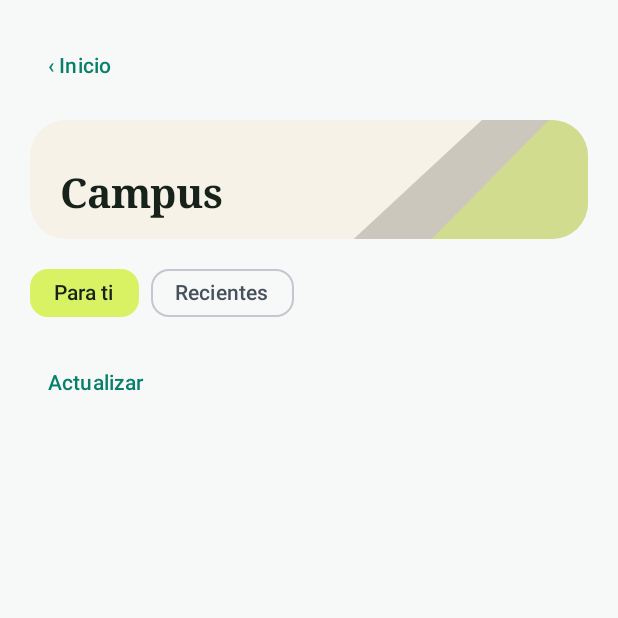
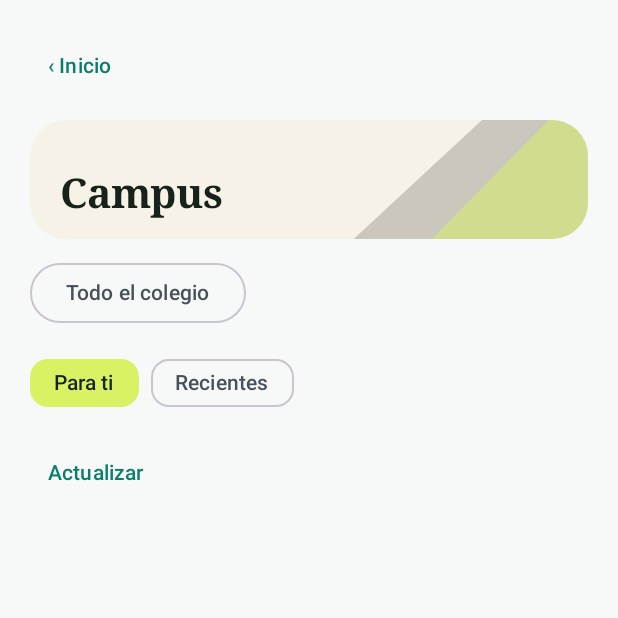
Before and after one commit to JeryBn/Proyecto-Integrador-MAIN, an Android app built with Jetpack Compose: the composable CampusFeedScreen shown on its own in the app's theme, on a phone screen of 412 x 824 dp, the top half of it. Run offline under Robolectric (Android 15) with nearby library versions, the phone set to English and light mode, and no system bars.

Commit message:
Abre canales de curso con acceso por matrícula y anuncios fijados

```diff
--- a/mobile/app/src/main/java/pe/tecsup/main/mobile/CampusFeedScreen.kt
+++ b/mobile/app/src/main/java/pe/tecsup/main/mobile/CampusFeedScreen.kt
@@ -17,24 +17,39 @@ import pe.tecsup.main.mobile.data.MainApi
 
 @Composable
 internal fun CampusFeedScreen(model:MainViewModel) {
-    val student = model.profile?.rol=="Alumno"
+    var course by rememberSaveable { mutableStateOf<Long?>(null) }
+    var pinned by rememberSaveable { mutableStateOf(false) }
+    var choosing by remember { mutableStateOf(false) }
+    val canPublish = model.profile?.rol=="Alumno" || course!=null
     var view by rememberSaveable { mutableStateOf("for-you") }
     var offset by rememberSaveable { mutableIntStateOf(0) }
     var revision by remember { mutableIntStateOf(0) }
     var draft by rememberSaveable { mutableStateOf("") }
     var removing by remember { mutableStateOf<String?>(null) }
     var posts by remember { mutableStateOf<List<MainApi.CampusPost>?>(null) }
-    LaunchedEffect(view,offset,revision) {
+    LaunchedEffect(view,offset,revision,course) {
         snapshotFlow { model.accountBusy }.first { !it }
         posts=null
-        model.loadCampus(view,offset) { posts=it }
+        model.loadCampus(view,offset,course) { posts=it }
     }
     Column(Modifier.fillMaxSize().imePadding().verticalScroll(rememberScrollState()).padding(20.dp),
         verticalArrangement=Arrangement.spacedBy(12.dp)) {
         TextButton(onClick={model.selectSection(MainSection.HOME)}) { Text("‹ Inicio") }
         CampusBanner("Campus")
+        Box {
+            OutlinedButton(onClick={choosing=true},enabled=!model.accountBusy) {
+                Text(model.agenda.courses.firstOrNull{it.id==course}?.name ?: "Todo el colegio")
+            }
+            DropdownMenu(expanded=choosing,onDismissRequest={choosing=false}) {
+                DropdownMenuItem(text={Text("Todo el colegio")},onClick={course=null;pinned=false;view="for-you";offset=0;choosing=false})
+                model.agenda.courses.forEach { entry ->
+                    DropdownMenuItem(text={Text(entry.name+(entry.placement?.let { " · "+it.section } ?: ""))},
+                        onClick={course=entry.id;pinned=false;view="for-you";offset=0;choosing=false})
+                }
+            }
+        }
         val choices = listOf("for-you" to "Para ti","recent" to "Recientes") +
-            if(student)listOf("mine" to "Mis publicaciones") else emptyList()
+            if(canPublish)listOf("mine" to "Mis publicaciones") else emptyList()
         Row(Modifier.horizontalScroll(rememberScrollState()),horizontalArrangement=Arrangement.spacedBy(8.dp)) {
             choices.forEach { (key,label) ->
                 FilterChip(selected=view==key,enabled=!model.accountBusy,onClick={view=key;offset=0},
@@ -42,12 +57,16 @@ internal fun CampusFeedScreen(model:MainViewModel) {
                         selectedContainerColor=campusLime,selectedLabelColor=campusInk))
             }
         }
-        if(student){
+        if(canPublish){
             OutlinedTextField(draft,{if(it.length<=1000)draft=it},label={Text("Publicación")},
                 modifier=Modifier.fillMaxWidth(),enabled=!model.accountBusy,minLines=2)
+            if(model.profile?.rol=="Docente")Row(verticalAlignment=Alignment.CenterVertically){
+                Checkbox(checked=pinned,onCheckedChange={pinned=it},enabled=!model.accountBusy)
+                Text("Fijar anuncio")
+            }
             Button(modifier=Modifier.fillMaxWidth(),enabled=draft.isNotBlank()&&!model.accountBusy,
                 colors=ButtonDefaults.buttonColors(containerColor=campusLime,contentColor=campusInk),onClick={
-                model.publishCampus(draft) { draft="";view="mine";offset=0;revision++ }
+                model.publishCampus(draft,course,pinned) { draft="";pinned=false;view="mine";offset=0;revision++ }
             }) { Text("Enviar a revisión") }
         }
         if(model.accountBusy) LinearProgressIndicator(Modifier.fillMaxWidth())
@@ -67,6 +86,8 @@ internal fun CampusFeedScreen(model:MainViewModel) {
                         }
                         Text(post.author,style=MaterialTheme.typography.titleMedium,modifier=Modifier.weight(1f))
                     }
+                    if(post.course.isNotBlank())Text(post.course,style=MaterialTheme.typography.labelMedium)
+                    if(post.pinned)Text("Anuncio fijado",style=MaterialTheme.typography.labelMedium)
                     Text(post.text,style=MaterialTheme.typography.bodyLarge)
                     if(view=="mine") {
                         Text(when(post.state){"PENDING"->"En revisión";"PUBLISHED"->"Publicada";else->"Rechazada"})
--- a/mobile/app/src/main/java/pe/tecsup/main/mobile/MainViewModel.kt
+++ b/mobile/app/src/main/java/pe/tecsup/main/mobile/MainViewModel.kt
@@ -78,13 +78,13 @@ class MainViewModel : ViewModel() {
         private set
     private var detailRequest = 0L
     private var api: MainApi? = null
-    fun loadCampus(view:String, offset:Int, onLoaded:(List<MainApi.CampusPost>)->Unit) = accountOperation { client ->
-        val result = withContext(Dispatchers.IO) { client.campusPosts(view,offset) }
+    fun loadCampus(view:String, offset:Int, courseId:Long?, onLoaded:(List<MainApi.CampusPost>)->Unit) = accountOperation { client ->
+        val result = withContext(Dispatchers.IO) { client.campusPosts(view,offset,courseId) }
         if(api===client)onLoaded(result)
     }
 
-    fun publishCampus(text:String, onSaved:()->Unit) = accountOperation("Publicación enviada a revisión.") { client ->
-        withContext(Dispatchers.IO) { client.publishCampusPost(text) }
+    fun publishCampus(text:String, courseId:Long?, pinned:Boolean, onSaved:()->Unit) = accountOperation("Publicación enviada a revisión.") { client ->
+        withContext(Dispatchers.IO) { client.publishCampusPost(text,courseId,pinned) }
         if(api===client)onSaved()
     }
 
```
Also changed, not shown: mobile/app/src/main/java/pe/tecsup/main/mobile/data/MainApi.kt (+6 -6 lines), src/main/java/pe/tecsup/main/community/CampusFeedController.java (+34 -11 lines), 4 other files.
